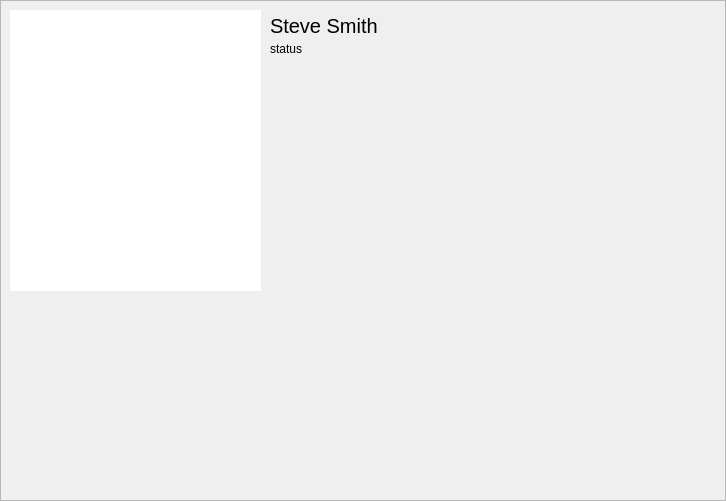
Before: the Qt Designer form userframe.ui in MaximusFk/Vik, drawn with Qt 5.
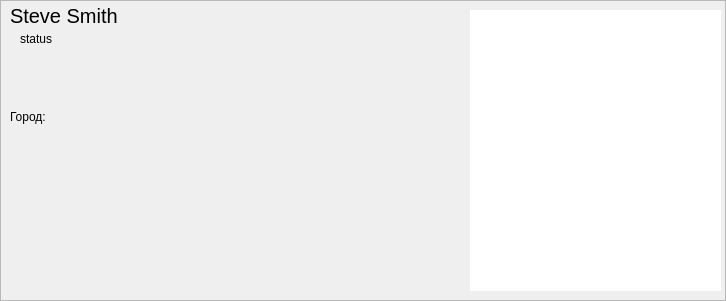
After: the same form once the commit is applied.

```diff
--- a/userframe.ui
+++ b/userframe.ui
@@ -7,7 +7,7 @@
     <x>0</x>
     <y>0</y>
     <width>726</width>
-    <height>501</height>
+    <height>301</height>
    </rect>
   </property>
   <property name="windowTitle">
@@ -22,7 +22,7 @@
   <widget class="QGraphicsView" name="graphicsView">
    <property name="geometry">
     <rect>
-     <x>10</x>
+     <x>470</x>
      <y>10</y>
      <width>251</width>
      <height>281</height>
@@ -38,8 +38,8 @@
   <widget class="QLabel" name="name">
    <property name="geometry">
     <rect>
-     <x>270</x>
-     <y>10</y>
+     <x>10</x>
+     <y>0</y>
      <width>441</width>
      <height>31</height>
     </rect>
@@ -56,8 +56,8 @@
   <widget class="QLabel" name="label">
    <property name="geometry">
     <rect>
-     <x>270</x>
-     <y>40</y>
+     <x>20</x>
+     <y>30</y>
      <width>441</width>
      <height>17</height>
     </rect>
@@ -71,6 +71,19 @@
     <string>status</string>
    </property>
   </widget>
+  <widget class="QLabel" name="label_2">
+   <property name="geometry">
+    <rect>
+     <x>10</x>
+     <y>110</y>
+     <width>59</width>
+     <height>14</height>
+    </rect>
+   </property>
+   <property name="text">
+    <string>Город:</string>
+   </property>
+  </widget>
  </widget>
  <resources/>
  <connections/>
```
Left out of the diff: 2 changed lines with no effect on the pictures.
